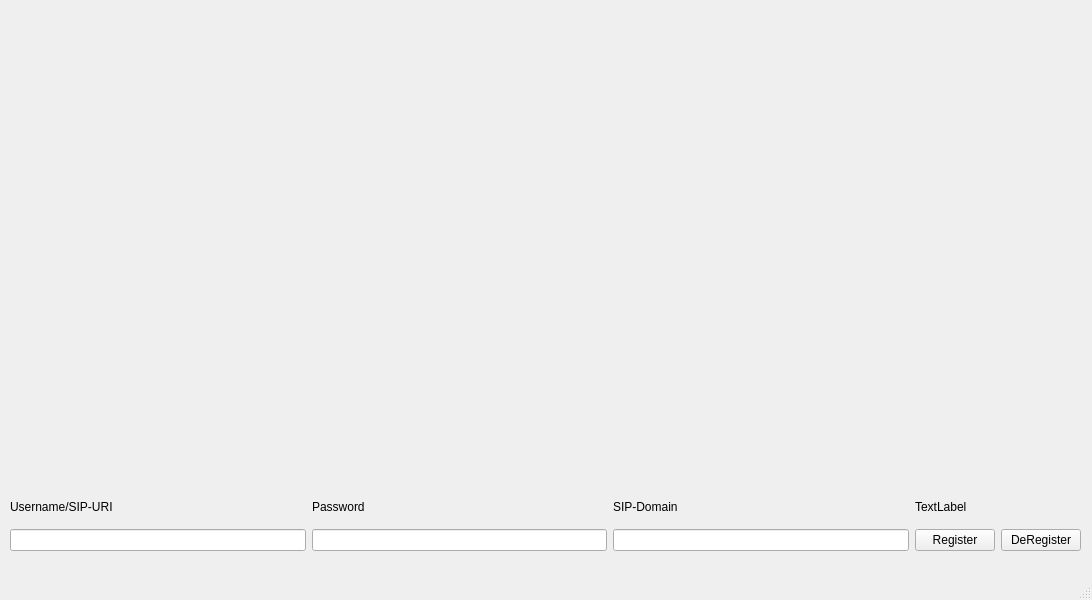
First picture: the form in mainwindow.ui, repository dkuehnl/rtp_generator, before the edit.
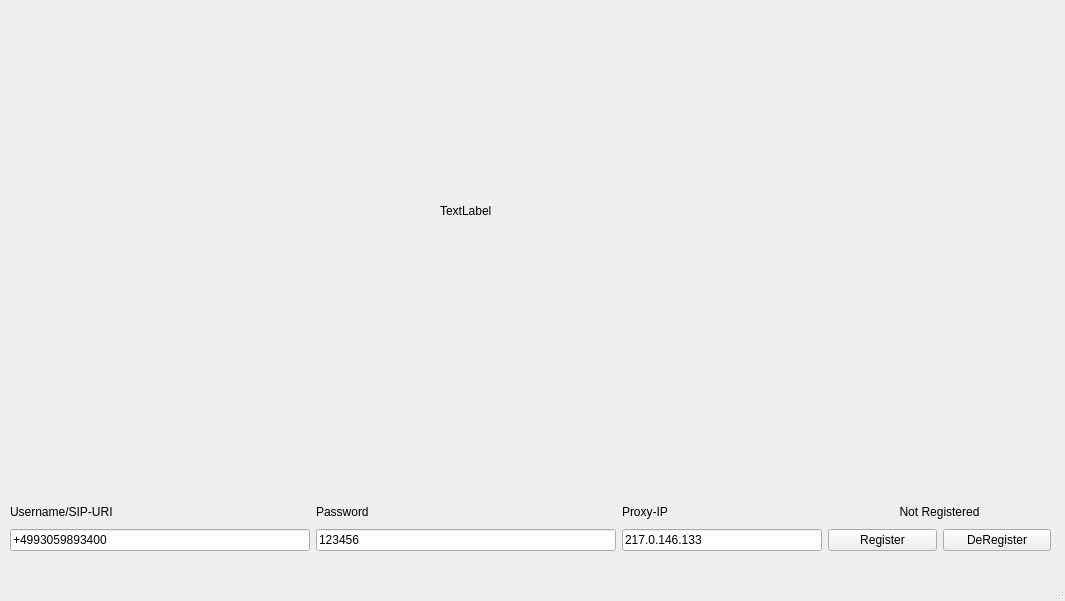
Second picture: the form after the edit.

```diff
--- a/mainwindow.ui
+++ b/mainwindow.ui
@@ -6,8 +6,8 @@
    <rect>
     <x>0</x>
     <y>0</y>
-    <width>1092</width>
-    <height>600</height>
+    <width>1065</width>
+    <height>601</height>
    </rect>
   </property>
   <property name="windowTitle">
@@ -18,20 +18,50 @@
     <property name="geometry">
      <rect>
       <x>10</x>
-      <y>490</y>
-      <width>1071</width>
-      <height>61</height>
+      <y>500</y>
+      <width>1041</width>
+      <height>51</height>
      </rect>
     </property>
     <layout class="QGridLayout" name="gridLayout">
      <item row="1" column="2">
-      <widget class="QLineEdit" name="leDomain"/>
+      <widget class="QLineEdit" name="leProxyIp">
+       <property name="maximumSize">
+        <size>
+         <width>200</width>
+         <height>16777215</height>
+        </size>
+       </property>
+       <property name="text">
+        <string>217.0.146.133</string>
+       </property>
+      </widget>
      </item>
      <item row="1" column="0">
-      <widget class="QLineEdit" name="leUser"/>
+      <widget class="QLineEdit" name="leUser">
+       <property name="maximumSize">
+        <size>
+         <width>300</width>
+         <height>16777215</height>
+        </size>
+       </property>
+       <property name="text">
+        <string>+4993059893400</string>
+       </property>
+      </widget>
      </item>
      <item row="1" column="1">
-      <widget class="QLineEdit" name="lePassword"/>
+      <widget class="QLineEdit" name="lePassword">
+       <property name="maximumSize">
+        <size>
+         <width>300</width>
+         <height>16777215</height>
+        </size>
+       </property>
+       <property name="text">
+        <string>123456</string>
+       </property>
+      </widget>
      </item>
      <item row="0" column="0">
       <widget class="QLabel" name="label">
@@ -50,7 +80,7 @@
      <item row="0" column="2">
       <widget class="QLabel" name="label_3">
        <property name="text">
-        <string>SIP-Domain</string>
+        <string>Proxy-IP</string>
        </property>
       </widget>
      </item>
@@ -72,8 +102,14 @@
        </item>
        <item row="0" column="0" colspan="2">
         <widget class="QLabel" name="lblRegState">
+         <property name="layoutDirection">
+          <enum>Qt::LayoutDirection::LeftToRight</enum>
+         </property>
          <property name="text">
-          <string>TextLabel</string>
+          <string>Not Registered</string>
+         </property>
+         <property name="alignment">
+          <set>Qt::AlignmentFlag::AlignCenter</set>
          </property>
         </widget>
        </item>
@@ -81,6 +117,19 @@
      </item>
     </layout>
    </widget>
+   <widget class="QLabel" name="lblFlow">
+    <property name="geometry">
+     <rect>
+      <x>440</x>
+      <y>100</y>
+      <width>351</width>
+      <height>221</height>
+     </rect>
+    </property>
+    <property name="text">
+     <string>TextLabel</string>
+    </property>
+   </widget>
   </widget>
   <widget class="QMenuBar" name="menubar">
    <property name="geometry">
```
Left out of the diff: 2 changed lines with no effect on the pictures.
